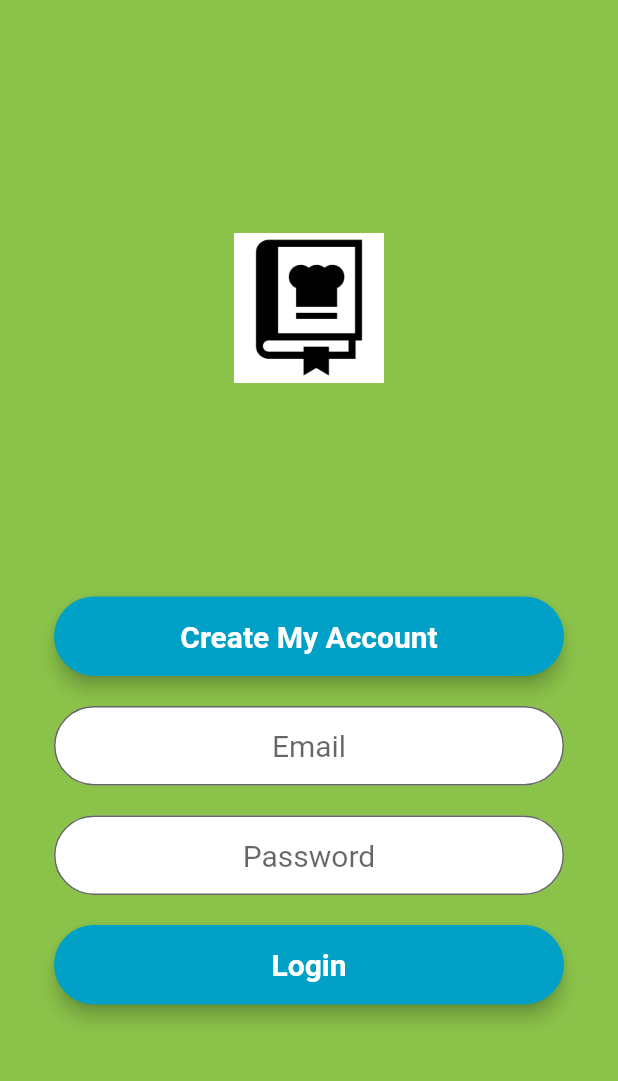
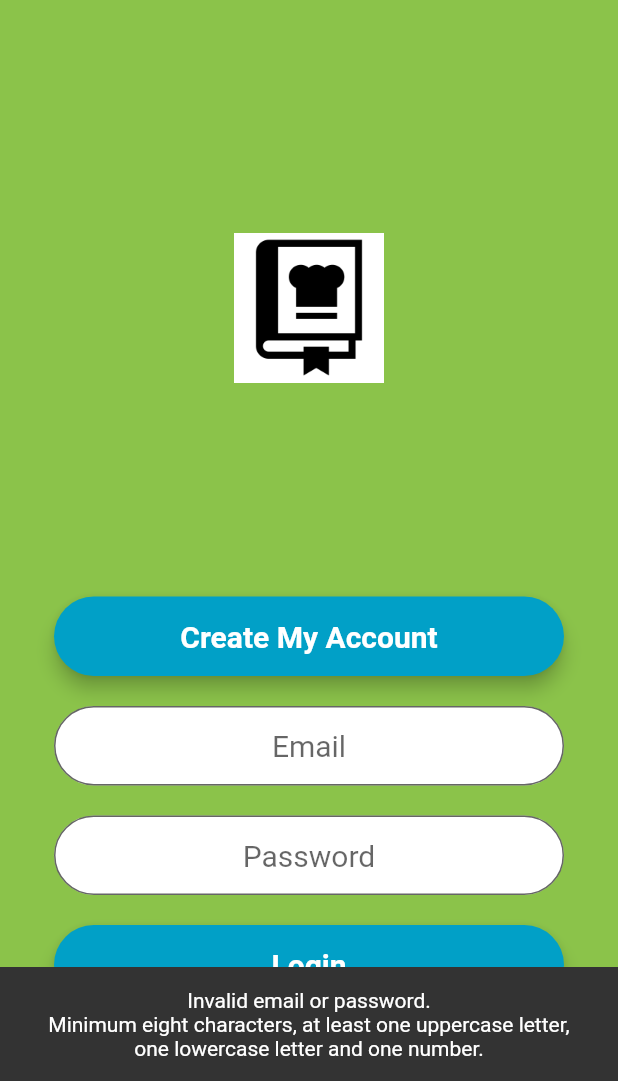
Before and after one commit to David-Rod/recipeze, a Flutter app: the screen it shows after launch, after a tap on "Login", on a phone screen of 412 x 824 dp, the part 155-1236 px from its top. Run offline on Flutter 3.47's test engine with Material 2 defaults, Android fonts, the phone set to English and light mode, and no system bars; our stand-ins replace animated_text_kit; Roboto replaces fonts that are missing (SourceSansPro-Light).

Commit message:
SnackBar message appears in loginPage

```diff
--- a/lib/login_page.dart
+++ b/lib/login_page.dart
@@ -66,43 +66,11 @@ class _LoginPageState extends State<LoginPage> {
                 color: Colors.white, fontWeight: FontWeight.bold)),
       ),
     );
-    final loginButton = Material(
-      elevation: 5.0,
-      borderRadius: BorderRadius.circular(30.0),
-      color: Color(0xff01A0C7),
-      child: MaterialButton(
-        minWidth: MediaQuery.of(context).size.width,
-        padding: EdgeInsets.fromLTRB(20.0, 15.0, 20.0, 15.0),
-        onPressed: () {
-          if (loginLogic.validateLoginCredentials(
-                  emailController.text, passwordController.text) ==
-              true) {
-            Navigator.pop(
-              context,
-            );
-          } else {
-            print("Invalid email or password. Please try again.");
-          }
-
-          // TODO: add the name of the class (main page) that this will
-          // navigate to
-          /*
-          Navigator.push(
-            context,
-            MaterialPageRoute(builder: (context) => <NameOfClassHere>()),
-          );
-          */
-        },
-        child: Text("Login",
-            textAlign: TextAlign.center,
-            style: style.copyWith(
-                color: Colors.white, fontWeight: FontWeight.bold)),
-      ),
-    );
 
     return Scaffold(
         resizeToAvoidBottomInset: false,
-      body: Center(
+        body: Builder(builder: (context) {
+          return Center(
             child: Container(
               color: Colors.lightGreen,
               child: Padding(
@@ -156,7 +124,41 @@ class _LoginPageState extends State<LoginPage> {
                     SizedBox(height: 20.0),
                     passwordField,
                     SizedBox(height: 20.0),
-                loginButton,
+                    Material(
+                        color: Color(0xff01A0C7),
+                        elevation: 5.0,
+                        borderRadius: BorderRadius.circular(30.0),
+                        child: MaterialButton(
+                          minWidth: MediaQuery.of(context).size.width,
+                          padding: EdgeInsets.fromLTRB(20.0, 15.0, 20.0, 15.0),
+                          onPressed: () {
+                            if (loginLogic.validateLoginCredentials(
+                                    emailController.text,
+                                    passwordController.text) ==
+                                true) {
+                              /*
+                                Navigator.push(
+                                context,
+                                MaterialPageRoute(builder: (context) => <NameOfClassHere>()),
+                                );
+                              */
+                            } else {
+                              SnackBar snackBar = SnackBar(
+                                content: Text(
+                                  'Invalid email or password.\nMinimum eight '
+                                  'characters, at least one uppercase letter, one lowercase letter and one number.',
+                                  textAlign: TextAlign.center,
+                                ),
+                              );
+                              Scaffold.of(context).showSnackBar(snackBar);
+                            }
+                          },
+                          child: Text("Login",
+                              textAlign: TextAlign.center,
+                              style: style.copyWith(
+                                  color: Colors.white,
+                                  fontWeight: FontWeight.bold)),
+                        )),
                     SizedBox(
                       height: 15.0,
                     ),
@@ -164,7 +166,7 @@ class _LoginPageState extends State<LoginPage> {
                 ),
               ),
             ),
-      ),
           );
+        }));
   }
 }
```
Lines whose indentation alone changed are shown as unchanged.
